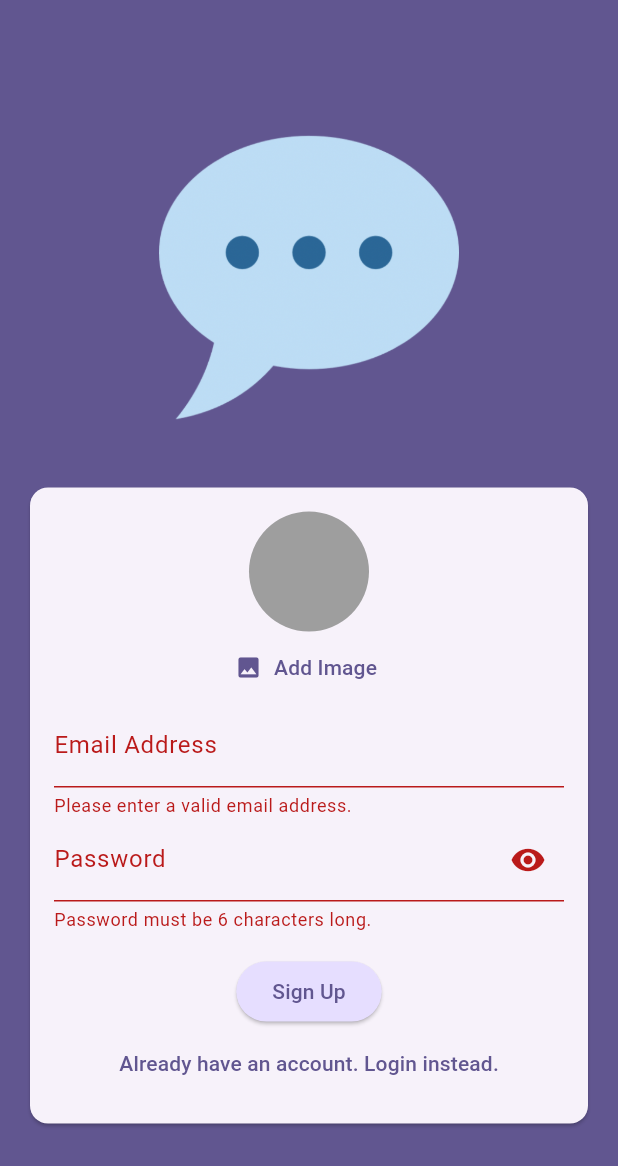
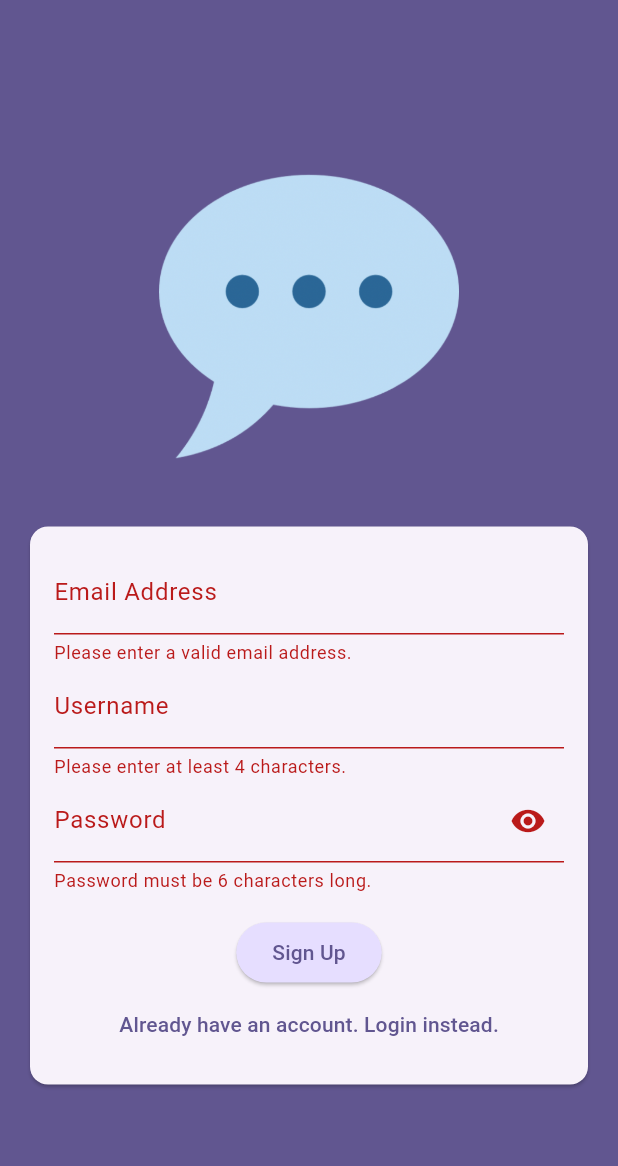
Before and after one commit to maxx-2345/Chat-App, a Flutter app: the screen it shows after launch, after a tap on "Login", after a tap on "Create an account", after a tap on "Sign Up", on a phone screen of 412 x 824 dp. Shown: the top 1166 px of the screen. Run offline on Flutter 3.47's test engine with Material 3 defaults, Android fonts, the phone set to English and light mode, and no system bars; our stand-ins replace cloud_firestore, firebase_auth, firebase_core, firebase_storage; accounts and stored records are empty.

```diff
--- a/lib/screens/auth.dart
+++ b/lib/screens/auth.dart
@@ -1,3 +1,7 @@
+import 'dart:io';
+
+import 'package:cloud_firestore/cloud_firestore.dart';
+import 'package:firebase_storage/firebase_storage.dart';
 import 'package:flutter/material.dart';
 import 'package:firebase_auth/firebase_auth.dart';
 import '../widgets/user_image_picker.dart';
@@ -17,17 +21,24 @@ class _AuthScreenState extends State<AuthScreen> {
   var _isLogin = true;
   var _enteredEmail = '';
   var _enteredPassword = '';
+  var _enteredUsername = '';
   final _formKey = GlobalKey<FormState>();
+  File? _selectedImage;
+  var _isAuthenticating = false;
 
   void _submit() async {
     final isValid = _formKey.currentState!.validate();
 
     if (!isValid) {
+      //|| (!_isLogin && _selectedImage == null)
       return;
     }
 
     _formKey.currentState!.save();
     try {
+      setState(() {
+        _isAuthenticating = true;
+      });
       if (_isLogin) {
         final userCredentials = await _firebase.signInWithEmailAndPassword(
           email: _enteredEmail,
@@ -38,31 +49,45 @@ class _AuthScreenState extends State<AuthScreen> {
           email: _enteredEmail,
           password: _enteredPassword,
         );
+
+        // final storageRef = FirebaseStorage.instance
+        //     .ref()
+        //     .child('user_images')
+        //     .child('${userCredential.user!.uid}.jpg');
+
+        // await storageRef.putFile(_selectedImage!);
+        // final imageUrl = await storageRef.getDownloadURL();
+        // print(imageUrl);
+        await FirebaseFirestore.instance
+            .collection('users')
+            .doc(userCredential.user!.uid)
+            .set({
+              'username': _enteredUsername,
+              'email': _enteredEmail,
+              // 'image_url': imageUrl,
+            });
       }
     } on FirebaseAuthException catch (error) {
       ScaffoldMessenger.of(context).clearSnackBars();
       ScaffoldMessenger.of(context).showSnackBar(
         SnackBar(
-          backgroundColor: Theme
-              .of(context)
-              .colorScheme
-              .primary,
+          backgroundColor: Theme.of(context).colorScheme.primary,
           elevation: 20,
           behavior: SnackBarBehavior.floating,
           margin: const EdgeInsets.all(16),
           shape: RoundedRectangleBorder(
             borderRadius: BorderRadius.circular(8),
             side: BorderSide(
-              color: Theme
-                  .of(context)
-                  .colorScheme
-                  .onPrimary,
+              color: Theme.of(context).colorScheme.onPrimary,
               width: 2,
             ),
           ),
           content: Text(error.message ?? 'Authentication failed'),
         ),
       );
+      setState(() {
+        _isAuthenticating = false;
+      });
     }
   }
 
@@ -95,7 +120,12 @@ class _AuthScreenState extends State<AuthScreen> {
                       child: Column(
                         mainAxisSize: MainAxisSize.min,
                         children: [
-                          if(!_isLogin) UserImagePicker(),
+                          // if (!_isLogin)
+                          //   UserImagePicker(
+                          //     onPickImage: (pickedImage) {
+                          //       _selectedImage = pickedImage;
+                          //     },
+                          //   ),
                           TextFormField(
                             decoration: const InputDecoration(
                               labelText: 'Email Address',
@@ -115,6 +145,25 @@ class _AuthScreenState extends State<AuthScreen> {
                               _enteredEmail = value!;
                             },
                           ),
+                          if (!_isLogin)
+                            TextFormField(
+                              decoration: const InputDecoration(
+                                labelText: 'Username',
+                              ),
+                              enableSuggestions: false,
+                              validator: (value) {
+                                if (value == null ||
+                                    value.isEmpty ||
+                                    value.trim().length < 4) {
+                                  return 'Please enter at least 4 characters.';
+                                }
+                                return null;
+                              },
+                              onSaved: (value) {
+                                _enteredUsername = value!;
+                              },
+                            ),
+
                           TextFormField(
                             decoration: InputDecoration(
                               labelText: 'Password',
@@ -141,6 +190,9 @@ class _AuthScreenState extends State<AuthScreen> {
                             },
                           ),
                           const SizedBox(height: 16),
+                          if (_isAuthenticating)
+                            const CircularProgressIndicator(),
+                          if (!_isAuthenticating)
                             ElevatedButton(
                               onPressed: _submit,
                               style: ElevatedButton.styleFrom(
@@ -150,6 +202,7 @@ class _AuthScreenState extends State<AuthScreen> {
                               ),
                               child: Text(_isLogin ? "Login" : "Sign Up"),
                             ),
+                          if (!_isAuthenticating)
                             TextButton(
                               onPressed: () {
                                 setState(() {
--- a/lib/widgets/user_image_picker.dart
+++ b/lib/widgets/user_image_picker.dart
@@ -1,51 +1,54 @@
-import 'package:flutter/material.dart';
-import 'package:image_picker/image_picker.dart';
-import 'dart:io';
+// import 'package:flutter/material.dart';
+// import 'package:image_picker/image_picker.dart';
+// import 'dart:io';
 
-class UserImagePicker extends StatefulWidget {
-  const UserImagePicker({super.key});
+// class UserImagePicker extends StatefulWidget {
+//   const UserImagePicker({super.key, required this.onPickImage});
+//   final void Function(File pickedImage) onPickImage;
 
-  @override
-  State<UserImagePicker> createState() => _UserImagePickerState();
-}
+//   @override
+//   State<UserImagePicker> createState() => _UserImagePickerState();
+// }
 
-class _UserImagePickerState extends State<UserImagePicker> {
-  File? _pickedImageFile;
+// class _UserImagePickerState extends State<UserImagePicker> {
+//   File? _pickedImageFile;
 
-  void _pickImage() async {
-    final pickedImage = await ImagePicker().pickImage(
-      source: ImageSource.camera,
-      imageQuality: 50,
-      maxWidth: 150,
-    );
-    if (pickedImage == null) {
-      return;
-    }
-    setState(() {
-      _pickedImageFile = File(pickedImage.path);
-    });
-  }
+//   void _pickImage() async {
+//     final pickedImage = await ImagePicker().pickImage(
+//       source: ImageSource.camera,
+//       imageQuality: 50,
+//       maxWidth: 150,
+//     );
+//     if (pickedImage == null) {
+//       return;
+//     }
+//     setState(() {
+//       _pickedImageFile = File(pickedImage.path);
+//     });
 
-  @override
-  Widget build(BuildContext context) {
-    return Column(
-      children: [
-        CircleAvatar(
-          radius: 40,
-          backgroundColor: Colors.grey,
-          foregroundImage: _pickedImageFile != null
-              ? FileImage(_pickedImageFile!)
-              : null,
-        ),
-        TextButton.icon(
-          onPressed: _pickImage,
-          icon: const Icon(Icons.image),
-          label: Text(
-            'Add Image',
-            style: TextStyle(color: Theme.of(context).colorScheme.primary),
-          ),
-        ),
-      ],
-    );
-  }
-}
+//     widget.onPickImage(_pickedImageFile!);
+//   }
+
+//   @override
+//   Widget build(BuildContext context) {
+//     return Column(
+//       children: [
+//         CircleAvatar(
+//           radius: 40,
+//           backgroundColor: Colors.grey,
+//           foregroundImage: _pickedImageFile != null
+//               ? FileImage(_pickedImageFile!)
+//               : null,
+//         ),
+//         TextButton.icon(
+//           onPressed: _pickImage,
+//           icon: const Icon(Icons.image),
+//           label: Text(
+//             'Add Image',
+//             style: TextStyle(color: Theme.of(context).colorScheme.primary),
+//           ),
+//         ),
+//       ],
+//     );
+//   }
+// }
--- a/pubspec.yaml
+++ b/pubspec.yaml
@@ -38,6 +38,7 @@ dependencies:
   firebase_auth: ^6.1.1
   firebase_storage: ^13.0.3
   image_picker: ^1.2.0
+  cloud_firestore: ^6.0.3
 
 dev_dependencies:
   flutter_test:
```
Also changed, not shown: lib/screens/chat.dart (+8 -1 lines), lib/widgets/chat_messages.dart (added, +37 -0 lines), lib/widgets/message_bubble.dart (added, +147 -0 lines), lib/widgets/new_message.dart (added, +109 -0 lines), pubspec.lock, 4 other files. Lines whose indentation alone changed are shown as unchanged.
